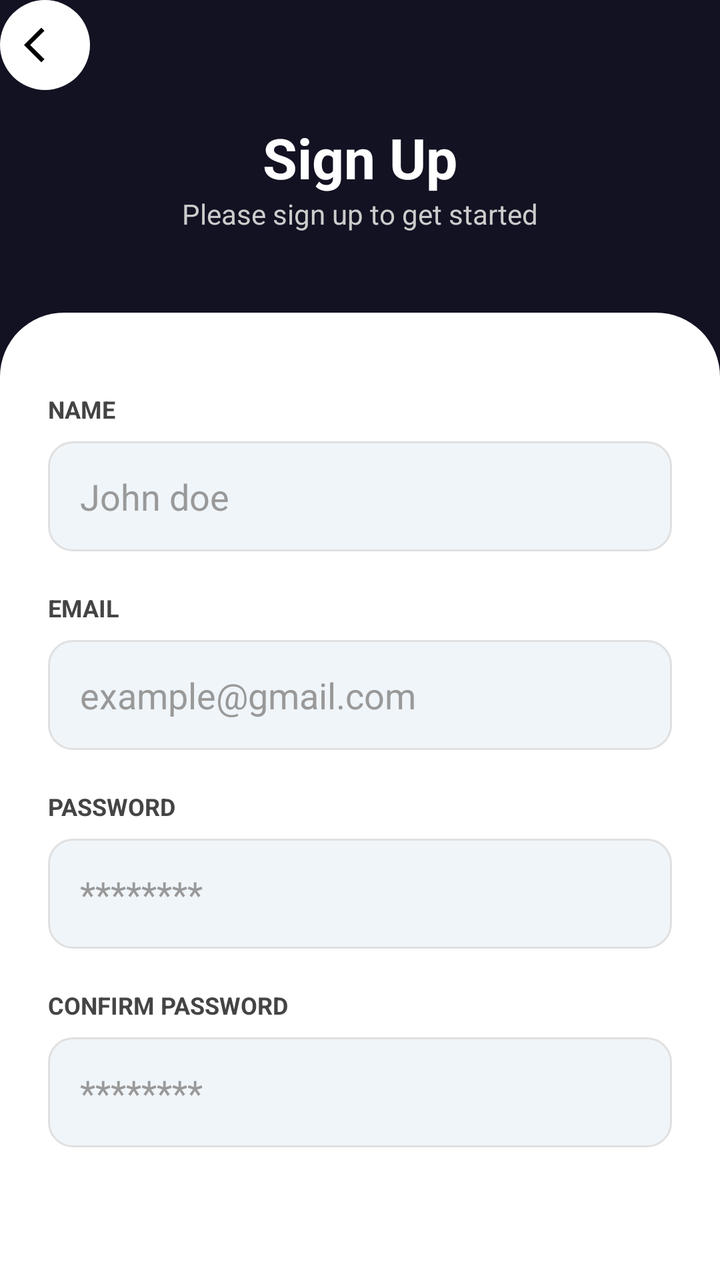
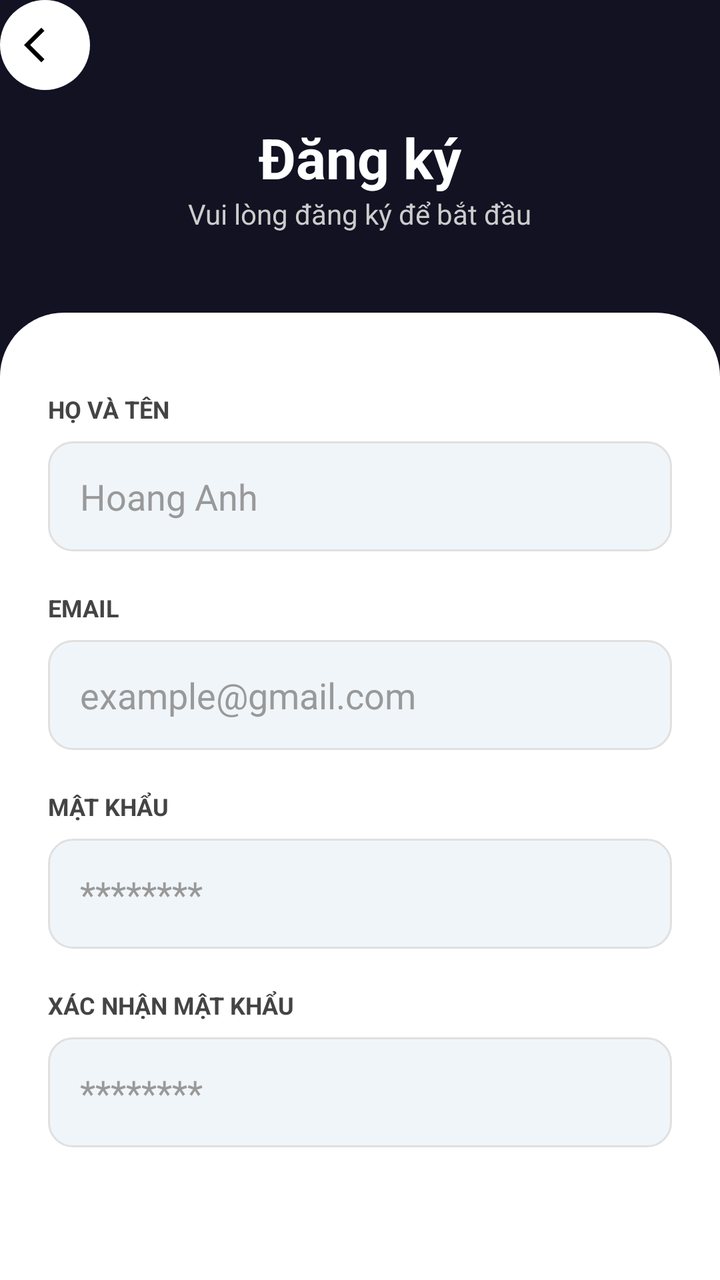

Before-and-after screenshots of an Android layout around one commit, followed by the original layout XML and the change that was made.
<!-- AndroidManifest.xml: application theme Theme.NHOM33 -->
<!-- res/layout/signup.xml -->
<androidx.constraintlayout.widget.ConstraintLayout
    xmlns:android="http://schemas.android.com/apk/res/android"
    xmlns:app="http://schemas.android.com/apk/res-auto"
    xmlns:tools="http://schemas.android.com/tools"
    android:id="@+id/main"
    android:layout_width="match_parent"
    android:layout_height="match_parent"
    android:background="#121223">
    <ImageButton
        android:id="@+id/btnback"
        android:layout_width="45dp"
        android:layout_height="45dp"
        android:layout_margin="16dp"
        android:background="@drawable/bg_circle_back"
        android:src="@drawable/baseline_arrow_back_ios_24"

        android:padding="12dp"
        android:scaleType="fitCenter" />

    <TextView
        android:id="@+id/tvSignUp"
        android:layout_width="wrap_content"
        android:layout_height="wrap_content"
        android:text="Sign Up"
        android:textColor="#FFFFFF"
        android:textSize="28sp"
        android:textStyle="bold"
        android:layout_marginTop="60dp"
        app:layout_constraintEnd_toEndOf="parent"
        app:layout_constraintStart_toStartOf="parent"
        app:layout_constraintTop_toTopOf="parent" />

    <TextView
        android:id="@+id/tvSub"
        android:layout_width="wrap_content"
        android:layout_height="wrap_content"
        android:text="Please sign up to get started"
        android:textColor="#CCCCCC"
        app:layout_constraintEnd_toEndOf="parent"
        app:layout_constraintStart_toStartOf="parent"
        app:layout_constraintTop_toBottomOf="@id/tvSignUp" />

    <LinearLayout
        android:layout_width="match_parent"
        android:layout_height="0dp"
        android:layout_marginTop="40dp"

        android:orientation="vertical"
        android:padding="24dp"
        android:background="@drawable/bg_white_card_top_rounded"
        app:layout_constraintBottom_toBottomOf="parent"
        app:layout_constraintTop_toBottomOf="@id/tvSub">

        <TextView
            android:layout_width="wrap_content"
            android:layout_height="wrap_content"
            android:text="NAME"
            android:textSize="12sp"
            android:textStyle="bold"
            android:layout_marginTop="16dp"
            android:textColor="#444444"/>

        <EditText
            android:id="@+id/etName"
            android:layout_width="match_parent"
            android:layout_height="55dp"
            android:layout_marginTop="8dp"
            android:hint="John doe"
            android:paddingLeft="16dp"
            android:paddingRight="16dp"
            android:textColorHint="#999999"
            android:background="@drawable/input_field_bg"
            android:inputType="textPersonName" />

        <TextView
            android:layout_width="wrap_content"
            android:layout_height="wrap_content"
            android:text="EMAIL"
            android:textSize="12sp"
            android:textStyle="bold"
            android:layout_marginTop="20dp"
            android:textColor="#444444"/>

        <EditText
            android:id="@+id/etEmail"
            android:layout_width="match_parent"
            android:layout_height="55dp"
            android:layout_marginTop="8dp"
            android:hint="example@gmail.com"
            android:paddingLeft="16dp"
            android:paddingRight="16dp"
            android:textColorHint="#999999"
            android:background="@drawable/input_field_bg"
            android:inputType="textEmailAddress" />
        <TextView
            android:layout_width="wrap_content"
            android:layout_height="wrap_content"
            android:text="PASSWORD"
            android:textSize="12sp"
            android:textStyle="bold"
            android:layout_marginTop="20dp"
            android:textColor="#444444"/>

        <EditText
            android:id="@+id/etPassword"
            android:layout_width="match_parent"
            android:layout_height="55dp"
            android:layout_marginTop="8dp"
            android:hint="********"
            android:paddingLeft="16dp"
            android:paddingRight="16dp"
            android:textColorHint="#999999"
            android:background="@drawable/input_field_bg"
            android:inputType="textEmailAddress" />
        <TextView
            android:layout_width="wrap_content"
            android:layout_height="wrap_content"
            android:text="CONFIRM PASSWORD"
            android:textSize="12sp"
            android:textStyle="bold"
            android:layout_marginTop="20dp"
            android:textColor="#444444"/>

        <EditText
            android:id="@+id/etConfirmPassword"
            android:layout_width="match_parent"
            android:layout_height="55dp"
            android:layout_marginTop="8dp"
            android:hint="********"
            android:paddingLeft="16dp"
            android:paddingRight="16dp"
            android:textColorHint="#999999"
            android:background="@drawable/input_field_bg"
            android:inputType="textEmailAddress" />

        <Button
            android:id="@+id/btnSignUp"
            android:layout_width="match_parent"
            android:layout_height="60dp"
            android:layout_marginTop="40dp"
            android:backgroundTint="#FF7A30"
            android:text="SIGN UP"
            android:textColor="#FFFFFF"
            android:textStyle="bold"
            app:cornerRadius="12dp" />

    </LinearLayout>

</androidx.constraintlayout.widget.ConstraintLayout>
<!-- resources referenced by this layout -->
<resources>
  <!-- drawable baseline_arrow_back_ios_24 (drawable) -->
  <vector xmlns:android="http://schemas.android.com/apk/res/android" android:autoMirrored="true" android:height="24dp" android:tint="#000000" android:viewportHeight="24" android:viewportWidth="24" android:width="24dp">
        
      <path android:fillColor="@android:color/white" android:pathData="M11.67,3.87L9.9,2.1 0,12l9.9,9.9 1.77,-1.77L3.54,12z"/>
      
  </vector>
  <!-- drawable bg_circle_back (drawable) -->
  <?xml version="1.0" encoding="utf-8"?>
  <shape xmlns:android="http://schemas.android.com/apk/res/android"
      android:shape="oval"> 
      <solid android:color="#FFFFFF"/> 
      <size android:width="40dp" android:height="40dp"/> 
  </shape>
  <!-- drawable bg_white_card_top_rounded (drawable) -->
  <?xml version="1.0" encoding="utf-8"?>
  <shape xmlns:android="http://schemas.android.com/apk/res/android">
      <solid android:color="#FFFFFF" />
  
      <corners
          android:topLeftRadius="32dp"
          android:topRightRadius="32dp"
          android:bottomLeftRadius="0dp"
          android:bottomRightRadius="0dp" />
  </shape>
  <!-- drawable input_field_bg (drawable) -->
  <?xml version="1.0" encoding="utf-8"?>
  <shape xmlns:android="http://schemas.android.com/apk/res/android">
      <solid android:color="#F0F5F9" />
  
      <corners android:radius="12dp" />
  
      <stroke
          android:width="1dp"
          android:color="#E0E0E0" />
  </shape>
  <style name="Theme.NHOM33" parent="Base.Theme.NHOM33" />
  <style name="Base.Theme.NHOM33" parent="Theme.Material3.DayNight.NoActionBar">
          
          
      </style>
</resources>

<!-- the commit's change to res/layout/signup.xml (unified diff, before → after) -->
@@ -21,7 +21,7 @@
         android:id="@+id/tvSignUp"
         android:layout_width="wrap_content"
         android:layout_height="wrap_content"
-        android:text="Sign Up"
+        android:text="Đăng ký"
         android:textColor="#FFFFFF"
         android:textSize="28sp"
         android:textStyle="bold"
@@ -34,7 +34,7 @@
         android:id="@+id/tvSub"
         android:layout_width="wrap_content"
         android:layout_height="wrap_content"
-        android:text="Please sign up to get started"
+        android:text="Vui lòng đăng ký để bắt đầu"
         android:textColor="#CCCCCC"
         app:layout_constraintEnd_toEndOf="parent"
         app:layout_constraintStart_toStartOf="parent"
@@ -54,7 +54,7 @@
         <TextView
             android:layout_width="wrap_content"
             android:layout_height="wrap_content"
-            android:text="NAME"
+            android:text="HỌ VÀ TÊN"
             android:textSize="12sp"
             android:textStyle="bold"
             android:layout_marginTop="16dp"
@@ -65,7 +65,7 @@
             android:layout_width="match_parent"
             android:layout_height="55dp"
             android:layout_marginTop="8dp"
-            android:hint="John doe"
+            android:hint="Hoang Anh"
             android:paddingLeft="16dp"
             android:paddingRight="16dp"
             android:textColorHint="#999999"
@@ -95,7 +95,7 @@
         <TextView
             android:layout_width="wrap_content"
             android:layout_height="wrap_content"
-            android:text="PASSWORD"
+            android:text="MẬT KHẨU"
             android:textSize="12sp"
             android:textStyle="bold"
             android:layout_marginTop="20dp"
@@ -115,7 +115,7 @@
         <TextView
             android:layout_width="wrap_content"
             android:layout_height="wrap_content"
-            android:text="CONFIRM PASSWORD"
+            android:text="XÁC NHẬN MẬT KHẨU"
             android:textSize="12sp"
             android:textStyle="bold"
             android:layout_marginTop="20dp"
@@ -139,7 +139,7 @@
             android:layout_height="60dp"
             android:layout_marginTop="40dp"
             android:backgroundTint="#FF7A30"
-            android:text="SIGN UP"
+            android:text="ĐĂNG KÝ"
             android:textColor="#FFFFFF"
             android:textStyle="bold"
             app:cornerRadius="12dp" />
